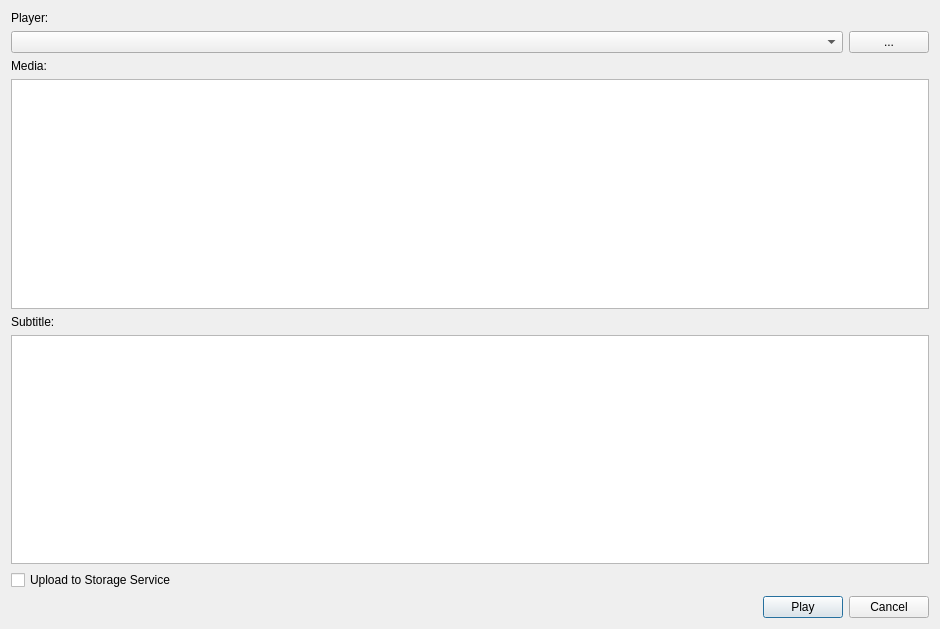
The window that src/desktop/ui/playdialog.ui (missdeer/imchenwen) describes before a commit, drawn with Qt 5.
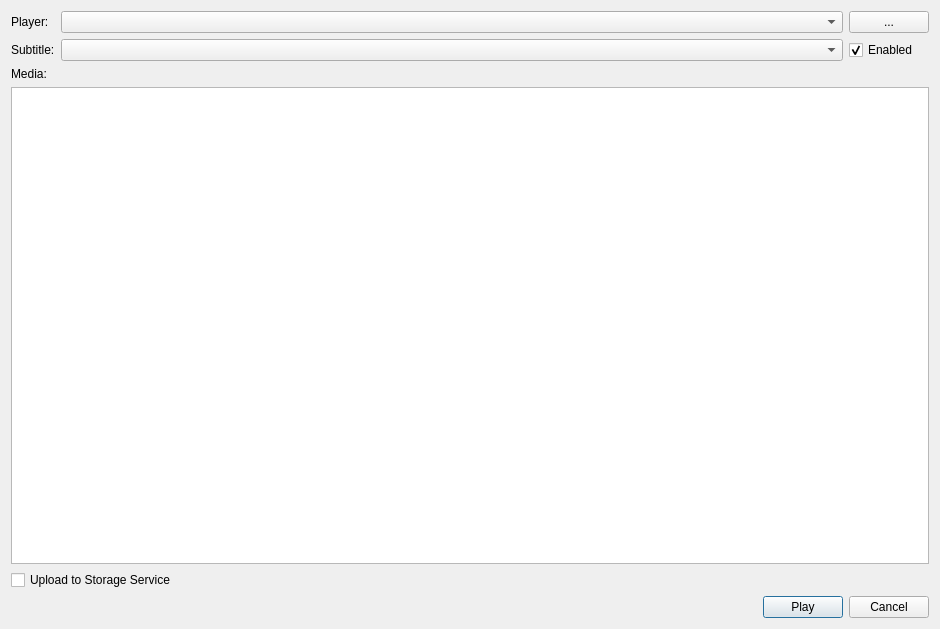
The same window after the commit.

Commit message: (*)optimized play dialog UI

Diff of the .ui file:
```diff
--- a/src/desktop/ui/playdialog.ui
+++ b/src/desktop/ui/playdialog.ui
@@ -13,17 +13,17 @@
   <property name="windowTitle">
    <string>Play by media player</string>
   </property>
-  <layout class="QVBoxLayout" name="verticalLayout">
+  <layout class="QVBoxLayout" name="verticalLayout" stretch="0,0,1,0,0">
    <item>
+    <layout class="QGridLayout" name="gridLayout" rowstretch="0,0,0" columnstretch="0,0,1,0">
+     <item row="0" column="1">
     <widget class="QLabel" name="label">
      <property name="text">
       <string>Player:</string>
      </property>
     </widget>
    </item>
-   <item>
-    <layout class="QHBoxLayout" name="horizontalLayout" stretch="1,0">
-     <item>
+     <item row="0" column="2">
       <widget class="QComboBox" name="cbPlayers">
        <property name="sizePolicy">
         <sizepolicy hsizetype="Preferred" vsizetype="Fixed">
@@ -33,19 +33,39 @@
        </property>
        <property name="iconSize">
         <size>
-         <width>24</width>
-         <height>24</height>
+         <width>16</width>
+         <height>16</height>
         </size>
        </property>
       </widget>
      </item>
-     <item>
+     <item row="0" column="3">
       <widget class="QPushButton" name="btnExternalPlayerConfiguration">
        <property name="text">
         <string>...</string>
        </property>
       </widget>
      </item>
+     <item row="1" column="1">
+      <widget class="QLabel" name="labelSubtitle">
+       <property name="text">
+        <string>Subtitle:</string>
+       </property>
+      </widget>
+     </item>
+     <item row="1" column="2">
+      <widget class="QComboBox" name="cbSubtitles"/>
+     </item>
+     <item row="1" column="3">
+      <widget class="QCheckBox" name="cbSubtitleEnabled">
+       <property name="text">
+        <string>Enabled</string>
+       </property>
+       <property name="checked">
+        <bool>true</bool>
+       </property>
+      </widget>
+     </item>
     </layout>
    </item>
    <item>
@@ -68,16 +88,6 @@
      </property>
     </widget>
    </item>
-   <item>
-    <widget class="QLabel" name="labelSubtitle">
-     <property name="text">
-      <string>Subtitle:</string>
-     </property>
-    </widget>
-   </item>
-   <item>
-    <widget class="QListWidget" name="listSubtitle"/>
-   </item>
    <item>
     <widget class="QCheckBox" name="btnStorage">
      <property name="text">
```
Lines whose indentation alone changed are shown as unchanged. The commit also changes 2 other files.
